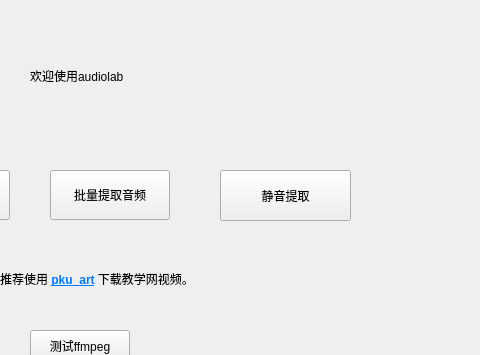
The window that mainwindow.ui (xyzlyz/audiolab) describes before a commit, drawn with Qt 5; both pictures show x 320 to 800 and y 0 to 355 of the 800 by 600 pixel window.
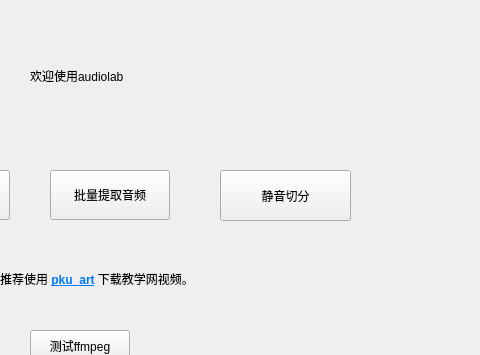
The same window after the commit.

```diff
--- a/mainwindow.ui
+++ b/mainwindow.ui
@@ -151,7 +151,7 @@
      </rect>
     </property>
     <property name="text">
-     <string>静音提取</string>
+     <string>静音切分</string>
     </property>
    </widget>
   </widget>
```
